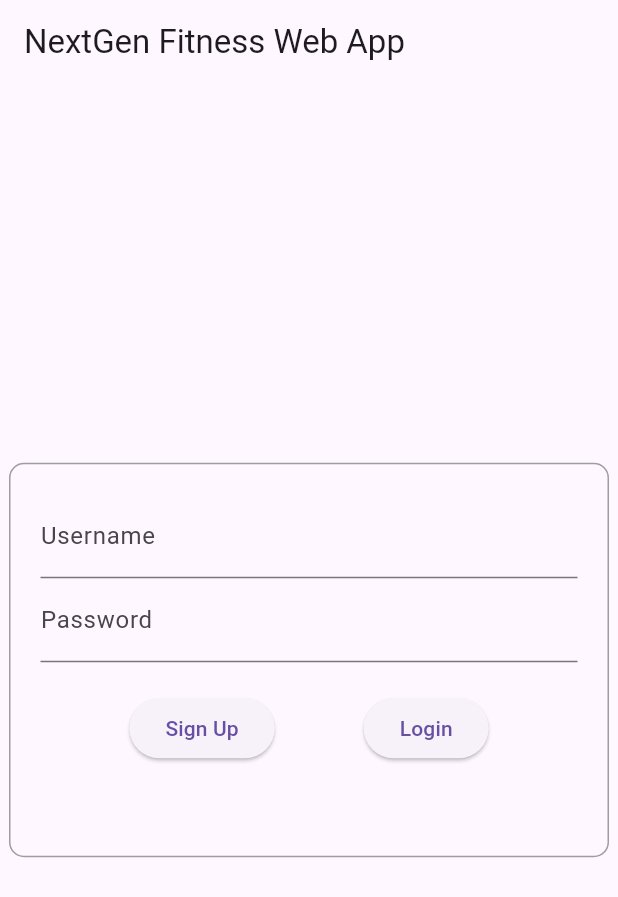
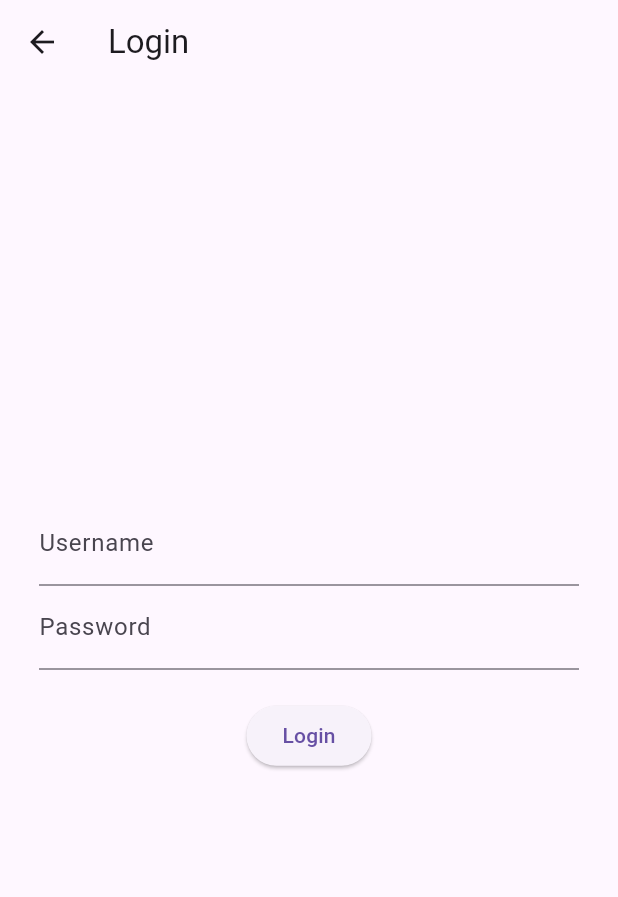
Before and after one commit to jayveeong05/Capstone-project, a Flutter app: the LoginPage screen opened directly, on a phone screen of 412 x 824 dp. Shown: the top 897 px of the screen. Run offline on Flutter 3.47's test engine with Material 3 defaults, Android fonts, the phone set to English and light mode, and no system bars.

Commit message:
seperate login and signup

```diff
--- a/frontend/lib/main.dart
+++ b/frontend/lib/main.dart
@@ -1,13 +1,13 @@
 import 'package:flutter/material.dart';
-import 'package:http/http.dart' as http;
-import 'dart:convert';
+import 'pages/HomePage.dart';
+import 'pages/LoginPage.dart';
+import 'pages/SignUpPage.dart';
+
+const String baseUrl = "http://10.0.2.2:5000";
 
 void main() {
   runApp(MyApp());
 }
-
-
-const String baseUrl = "http://10.0.2.2:5000"; // Replace with your backend URL
 
 class MyApp extends StatelessWidget {
   @override
@@ -15,84 +15,12 @@ class MyApp extends StatelessWidget {
     return MaterialApp(
       title: 'Web Login App',
       theme: ThemeData(primarySwatch: Colors.blue),
-      home: LoginPage(),
+      initialRoute: '/',
+      routes: {
+        '/': (context) => HomePage(),
+        '/login': (context) => LoginPage(),
+        '/signup': (context) => SignUpPage(),
+      },
     );
   }
 }
-
-class LoginPage extends StatefulWidget {
-  @override
-  _LoginPageState createState() => _LoginPageState();
-}
-
-class _LoginPageState extends State<LoginPage> {
-  final TextEditingController _username = TextEditingController();
-  final TextEditingController _password = TextEditingController();
-  String _responseMessage = '';
-
-  Future<void> _signup() async {
-    final response = await http.post(
-      Uri.parse('$baseUrl/signup'),
-      headers: {'Content-Type': 'application/json'},
-      body: jsonEncode({
-        'username': _username.text,
-        'password': _password.text,
-      }),
-    );
-
-    final data = jsonDecode(response.body);
-    setState(() {
-      _responseMessage = data['message'] ?? data['error'];
-    });
-  }
-
-  Future<void> _login() async {
-    final response = await http.post(
-      Uri.parse('$baseUrl/login'),
-      headers: {'Content-Type': 'application/json'},
-      body: jsonEncode({
-        'username': _username.text,
-        'password': _password.text,
-      }),
-    );
-
-    final data = jsonDecode(response.body);
-    setState(() {
-      _responseMessage = data['message'] ?? data['error'];
-    });
-  }
-
-  @override
-  Widget build(BuildContext context) {
-    return Scaffold(
-      appBar: AppBar(title: Text("NextGen Fitness Web App")),
-      body: Center(
-        child: Container(
-          width: 400,
-          padding: EdgeInsets.all(20),
-          decoration: BoxDecoration(
-            border: Border.all(color: Colors.grey),
-            borderRadius: BorderRadius.circular(10),
-          ),
-          child: Column(
-            mainAxisSize: MainAxisSize.min,
-            children: [
-              TextField(controller: _username, decoration: InputDecoration(labelText: 'Username')),
-              TextField(controller: _password, decoration: InputDecoration(labelText: 'Password'), obscureText: true),
-              SizedBox(height: 20),
-              Row(
-                mainAxisAlignment: MainAxisAlignment.spaceEvenly,
-                children: [
-                  ElevatedButton(onPressed: _signup, child: Text("Sign Up")),
-                  ElevatedButton(onPressed: _login, child: Text("Login")),
-                ],
-              ),
-              SizedBox(height: 20),
-              Text(_responseMessage, style: TextStyle(color: Colors.red)),
-            ],
-          ),
-        ),
-      ),
-    );
-  }
-}
--- /dev/null
+++ b/frontend/lib/pages/LoginPage.dart
@@ -0,0 +1,56 @@
+import 'package:flutter/material.dart';
+import 'package:http/http.dart' as http;
+import 'dart:convert';
+
+import '../main.dart'; // for baseUrl
+
+class LoginPage extends StatefulWidget {
+  @override
+  _LoginPageState createState() => _LoginPageState();
+}
+
+class _LoginPageState extends State<LoginPage> {
+  final TextEditingController _username = TextEditingController();
+  final TextEditingController _password = TextEditingController();
+  String _responseMessage = '';
+
+  Future<void> _login() async {
+    final response = await http.post(
+      Uri.parse('$baseUrl/login'),
+      headers: {'Content-Type': 'application/json'},
+      body: jsonEncode({
+        'username': _username.text,
+        'password': _password.text,
+      }),
+    );
+
+    final data = jsonDecode(response.body);
+    setState(() {
+      _responseMessage = data['message'] ?? data['error'];
+    });
+  }
+
+  @override
+  Widget build(BuildContext context) {
+    return Scaffold(
+      appBar: AppBar(title: Text("Login")),
+      body: Center(
+        child: Container(
+          width: 400,
+          padding: EdgeInsets.all(20),
+          child: Column(
+            mainAxisSize: MainAxisSize.min,
+            children: [
+              TextField(controller: _username, decoration: InputDecoration(labelText: 'Username')),
+              TextField(controller: _password, decoration: InputDecoration(labelText: 'Password'), obscureText: true),
+              SizedBox(height: 20),
+              ElevatedButton(onPressed: _login, child: Text("Login")),
+              SizedBox(height: 10),
+              Text(_responseMessage, style: TextStyle(color: Colors.red)),
+            ],
+          ),
+        ),
+      ),
+    );
+  }
+}
```
Also changed, not shown: frontend/lib/pages/HomePage.dart (added, +22 -0 lines), frontend/lib/pages/SignUpPage.dart (added, +56 -0 lines).
